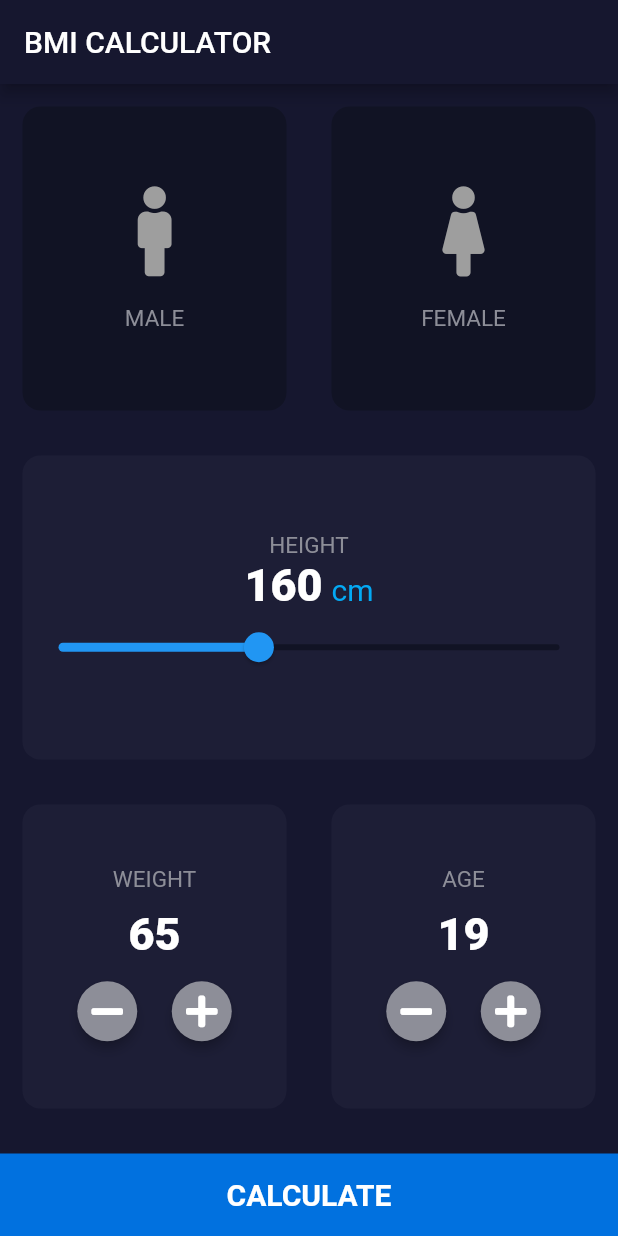
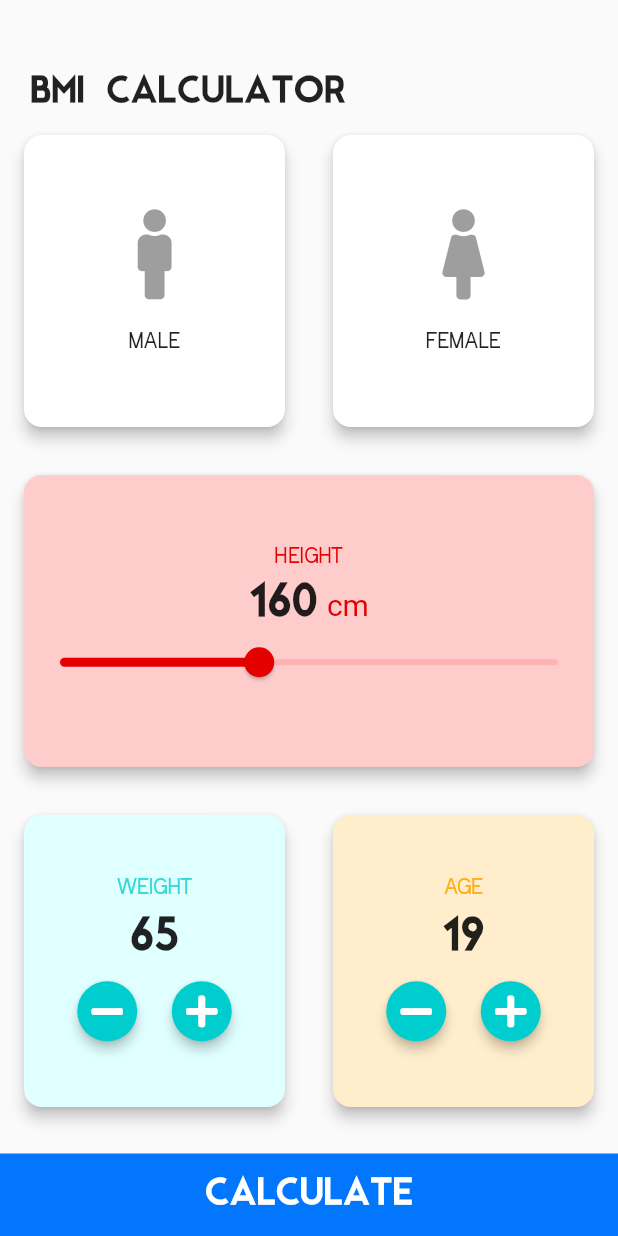
Before and after one commit to adityanjr/bmi_calculator_flutter, a Flutter app: the screen it shows after launch, on a phone screen of 412 x 824 dp. Run offline on Flutter 3.47's test engine with Material 2 defaults, Android fonts, the phone set to English and light mode, and no system bars; our stand-ins replace animated_text_kit, flare_flutter, fluttericon; missing offline and left inert: flare_splash_screen.

Commit message:
Designing UI

```diff
--- a/lib/contents.dart
+++ b/lib/contents.dart
@@ -5,26 +5,24 @@ import 'package:flutter/material.dart';
 const mainBackgroundColor = Color(0xFF16172F);
 const activeCardColor = Color(0xFF1D1E36);
 const inactiveCardColor = Color(0xFF111324);
-const bottomContainerColor = Color(0xFF0171DF);
-const cardLabelColor = Color(0xFF8D8E98);
+const bottomContainerColor = Color(0xFF0276FD);
+const cardLabelColor = Color(0xFF00CDCD);
 
 //Text Styles
-const labelStyle = TextStyle(
-  fontSize: 15.0,
-  color: cardLabelColor,
-);
+TextStyle labelStyle(Color colour) {
+  return TextStyle(fontSize: 15.0, color: colour, fontFamily: 'Kayak');
+}
 
 const thickFontStyle = TextStyle(
-  fontSize: 30.0,
-  fontWeight: FontWeight.w900,
-);
+    fontSize: 30.0, fontWeight: FontWeight.w900, fontFamily: 'Moderne');
 
 //CLASSES
 class IconContent extends StatelessWidget {
   final IconData icon;
   final String text;
   final Color colour;
-  IconContent(this.icon, this.text, this.colour);
+  final Color textColour;
+  IconContent({this.icon, this.text, this.colour, this.textColour});
 
   @override
   Widget build(BuildContext context) {
@@ -39,7 +37,7 @@ class IconContent extends StatelessWidget {
         SizedBox(
           height: 20.0,
         ),
-        Text(text, style: labelStyle),
+        Text(text, style: labelStyle(textColour)),
       ],
     );
   }
@@ -52,12 +50,12 @@ class ContainerCard extends StatelessWidget {
 
   @override
   Widget build(BuildContext context) {
-    return Container(
+    return Card(
       child: childCard,
-      margin: EdgeInsets.all(15.0),
-      decoration: BoxDecoration(
-        color: colour,
-        //Color(0xFF1D1E36),
+      color: colour,
+      margin: EdgeInsets.all(16.0),
+      elevation: 4.0,
+      shape: RoundedRectangleBorder(
         borderRadius: BorderRadius.circular(12.0),
       ),
     );
@@ -106,9 +104,10 @@ class BottomButton extends StatelessWidget {
           child: Text(
             buttonText,
             style: TextStyle(
-              fontSize: 20.0,
-              fontWeight: FontWeight.bold,
-            ),
+                color: Colors.white,
+                fontSize: 24.0,
+                fontWeight: FontWeight.bold,
+                fontFamily: 'Moderne'),
           ),
         ),
       ),
--- a/lib/input_page.dart
+++ b/lib/input_page.dart
@@ -19,12 +19,21 @@ class _InputPageState extends State<InputPage> {
   @override
   Widget build(BuildContext context) {
     return Scaffold(
-        appBar: AppBar(
-          title: Text('BMI CALCULATOR'),
-        ),
         body: Column(
       crossAxisAlignment: CrossAxisAlignment.stretch,
       children: <Widget>[
+        SizedBox(height: 50.0),
+        Padding(
+          padding: const EdgeInsets.only(left: 20.0),
+          child: Text(
+            'BMI CALCULATOR',
+            style: TextStyle(
+                fontSize: 24.0,
+                fontFamily: 'Moderne',
+                fontWeight: FontWeight.w600),
+            textAlign: TextAlign.left,
+          ),
+        ),
         Expanded(
           child: Row(
             children: <Widget>[
@@ -37,14 +46,15 @@ class _InputPageState extends State<InputPage> {
                   },
                   child: ContainerCard(
                     colour: selectedGender == 'male'
-                              ? activeCardColor
-                              : inactiveCardColor,
+                        ? Color(0xFFBFEFFF)
+                        : Colors.white,
                     childCard: IconContent(
-                              FontAwesome5.male,
-                              'MALE',
-                              selectedGender == 'male'
-                                  ? Colors.lightBlue
-                                  : Colors.grey)),
+                        icon: FontAwesome5.male,
+                        text: 'MALE',
+                        colour: selectedGender == 'male'
+                            ? Color(0xFF0276FD)
+                            : Colors.grey),
+                  ),
                 ),
               ),
               Expanded(
@@ -56,13 +66,13 @@ class _InputPageState extends State<InputPage> {
                   },
                   child: ContainerCard(
                     colour: selectedGender == 'female'
-                            ? activeCardColor
-                            : inactiveCardColor,
+                        ? Color(0xFFBFEFFF)
+                        : Colors.white,
                     childCard: IconContent(
-                            FontAwesome5.female,
-                            'FEMALE',
-                            selectedGender == 'female'
-                                ? Colors.lightBlue
+                        icon: FontAwesome5.female,
+                        text: 'FEMALE',
+                        colour: selectedGender == 'female'
+                            ? Color(0xFF0276FD)
                             : Colors.grey),
                   ),
                 ),
@@ -72,14 +82,15 @@ class _InputPageState extends State<InputPage> {
         ),
         Expanded(
           child: ContainerCard(
-                colour: activeCardColor,
+            colour: Color(0xFFffcccc),
             childCard: Column(
               mainAxisAlignment: MainAxisAlignment.center,
               children: <Widget>[
                 Text(
                   'HEIGHT',
-                      style: labelStyle,
+                  style: labelStyle(Color(0xFFe50000)),
                 ),
+                SizedBox(height: 8.0),
                 Row(
                   mainAxisAlignment: MainAxisAlignment.center,
                   crossAxisAlignment: CrossAxisAlignment.baseline,
@@ -95,7 +106,7 @@ class _InputPageState extends State<InputPage> {
                     Text(
                       'cm',
                       style: TextStyle(
-                            color: Colors.lightBlue,
+                        color: Color(0xFFe50000),
                         fontSize: 20.0,
                       ),
                     ),
@@ -105,7 +116,8 @@ class _InputPageState extends State<InputPage> {
                   value: height.toDouble(),
                   min: 120.0,
                   max: 220.0,
-                      inactiveColor: inactiveCardColor,
+                  inactiveColor: Color(0xFFffb2b2),
+                  activeColor: Color(0xFFe50000),
                   onChanged: (double newValue) {
                     setState(() {
                       height = newValue.round();
@@ -121,13 +133,13 @@ class _InputPageState extends State<InputPage> {
             children: <Widget>[
               Expanded(
                 child: ContainerCard(
-                      colour: activeCardColor,
+                  colour: Color(0xFFE0FFFF),
                   childCard: Column(
                     mainAxisAlignment: MainAxisAlignment.center,
                     children: <Widget>[
                       Text(
                         'WEIGHT',
-                            style: labelStyle,
+                        style: labelStyle(Color(0xFF33D9D9)),
                       ),
                       Padding(
                         padding: const EdgeInsets.all(10.0),
@@ -168,13 +180,13 @@ class _InputPageState extends State<InputPage> {
               ),
               Expanded(
                 child: ContainerCard(
-                      colour: activeCardColor,
+                  colour: Color(0xFFffedcc),
                   childCard: Column(
                     mainAxisAlignment: MainAxisAlignment.center,
                     children: <Widget>[
                       Text(
                         'AGE',
-                            style: labelStyle,
+                        style: labelStyle(Color(0xFFffae19)),
                       ),
                       Padding(
                         padding: const EdgeInsets.all(10.0),
--- a/lib/main.dart
+++ b/lib/main.dart
@@ -11,10 +11,6 @@ class BMICalculator extends StatelessWidget {
   @override
   Widget build(BuildContext context) {
     return MaterialApp(
-      theme: ThemeData.dark().copyWith(
-        scaffoldBackgroundColor: mainBackgroundColor,
-        primaryColor: mainBackgroundColor,
-      ),
       home: SplashScreen.navigate(
         name: 'assets/trim_w.flr',
         next: (context) => InputPage(),
--- a/lib/result_page.dart
+++ b/lib/result_page.dart
@@ -15,20 +15,18 @@ class Results extends StatelessWidget {
   Widget build(BuildContext context) {
     return SafeArea(
       child: Scaffold(
-        appBar: AppBar(
-          title: Text('BMI CALCULATOR'),
-        ),
         body: Column(
           crossAxisAlignment: CrossAxisAlignment.stretch,
           children: <Widget>[
             Container(
-              margin: EdgeInsets.fromLTRB(0, 15.0, 0, 0),
-              child: Center(
-                child: Text(
-                  'YOUR RESULT',
-                  style: labelStyle,
-                ),
-              ),
+              margin: EdgeInsets.fromLTRB(24.0, 20.0, 0, 0),
+              child: Text('YOUR RESULT',
+                  textAlign: TextAlign.left,
+                  style: TextStyle(
+                    fontFamily: 'Moderne',
+                    fontWeight: FontWeight.w600,
+                    fontSize: 18.0,
+                  )),
             ),
             Expanded(
               child: ContainerCard(
@@ -41,6 +39,7 @@ class Results extends StatelessWidget {
                       style: TextStyle(
                         fontWeight: FontWeight.w400,
                         fontSize: 28.0,
+                        fontFamily: 'Moderne',
                         color: resultText == 'Normal'
                             ? Colors.lightGreen
                             : Colors.red,
@@ -65,7 +64,7 @@ class Results extends StatelessWidget {
                       margin: EdgeInsets.only(left: 12.0, right: 12.0),
                       child: Text(
                         interpretation,
-                        style: labelStyle,
+                        style: labelStyle(Color(0xFFEBF4FA)),
                         textAlign: TextAlign.center,
                       ),
                     ),
```
Also changed, not shown: pubspec.yaml (+12 -11 lines), assets/Kayak Sans Regular.otf (added), assets/Moderne Sans Font.ttf (added), assets/Screenshot_1589920132.png (deleted), assets/Screenshot_1589920138.png (deleted), assets/Screenshot_1589920143.png (deleted). Lines whose indentation alone changed are shown as unchanged.
